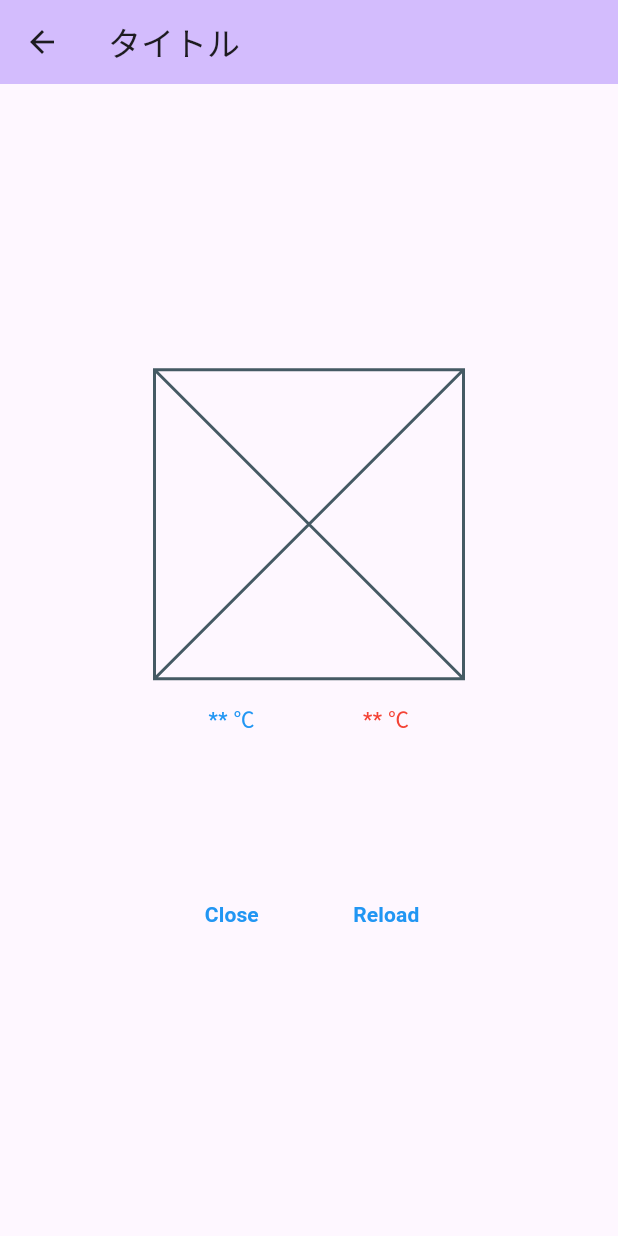
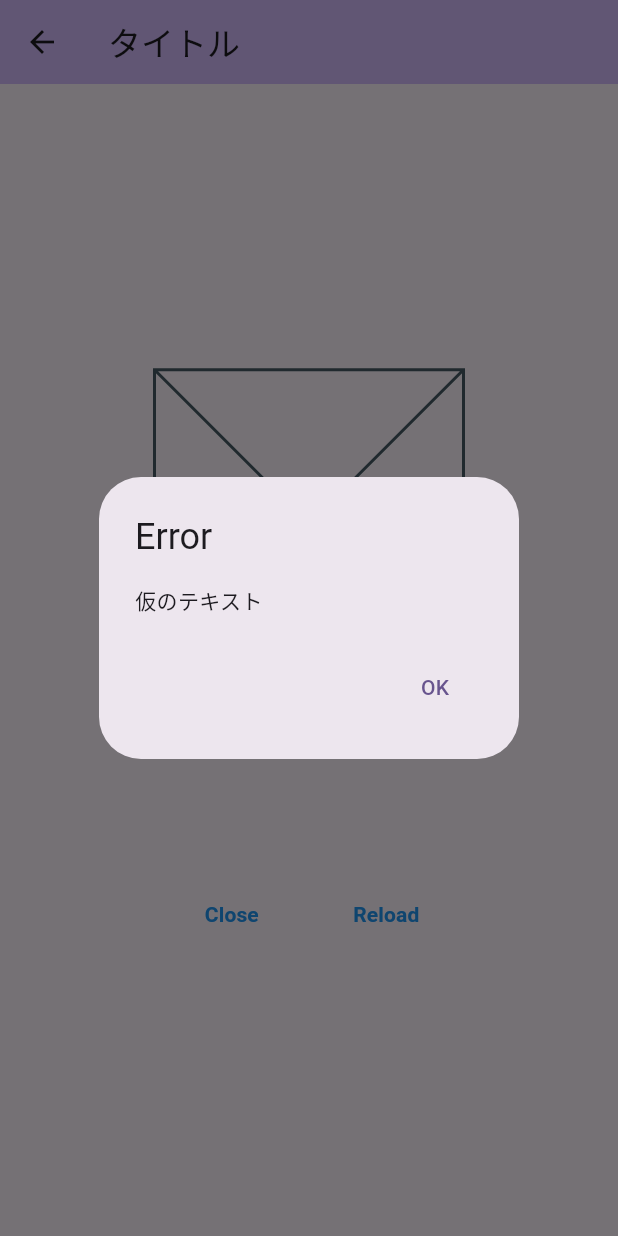
Before and after one commit to lcr3/flutter_application_1, a Flutter app: the screen it shows after launch, after a tap on "Reload", on a phone screen of 412 x 824 dp. Run offline on Flutter 3.47's test engine with Material 2 defaults, Android fonts, the phone set to English and light mode, and no system bars; our stand-ins replace flutter_riverpod, flutter_svg; missing offline and left inert: yumemi_weather.

Commit message:
エラー処理追加

```diff
--- a/lib/weather_page.dart
+++ b/lib/weather_page.dart
@@ -1,4 +1,3 @@
-
 import 'package:flutter/material.dart';
 import 'package:yumemi_weather/yumemi_weather.dart';
 import 'package:flutter_riverpod/flutter_riverpod.dart';
@@ -7,15 +6,6 @@ import 'package:flutter_svg/flutter_svg.dart';
 // 天気の情報を受け渡しProvider
 final weatherProvider = StateProvider((ref) => '');
 
-enum WeatherType {
-  sunny,
-  cloudy,
-  rainy,
-}
-
-void reload() {}
-
-
 class WeatherPage extends ConsumerWidget {
   const WeatherPage({super.key});
 
@@ -23,12 +13,30 @@ class WeatherPage extends ConsumerWidget {
   Widget build(BuildContext context, WidgetRef ref) {
     final wether = ref.watch(weatherProvider);
 
+    void showErrorDialog() {
+      showDialog(
+          context: context,
+          builder: ((context) => AlertDialog(
+                title: const Text('Error'),
+                content: const Text('仮のテキスト'),
+                actions: <Widget>[
+                  TextButton(
+                    onPressed: () => Navigator.pop(context, 'OK'),
+                    child: const Text('OK'),
+                  ),
+                ],
+              )));
+    }
+
     void fetchWeather() async {
       final yumemiWeather = YumemiWeather();
-      final weatherCondition = yumemiWeather.fetchSimpleWeather();
-
-      // 更新
-      ref.read(weatherProvider.notifier).state = weatherCondition;
+      try {
+        final weatherCondition = yumemiWeather.fetchThrowsWeather('tokyo');
+        // 更新
+        ref.read(weatherProvider.notifier).state = weatherCondition;
+      } catch (e) {
+        showErrorDialog();
+      }
     }
 
     //   // 画面の半分サイズ
```
